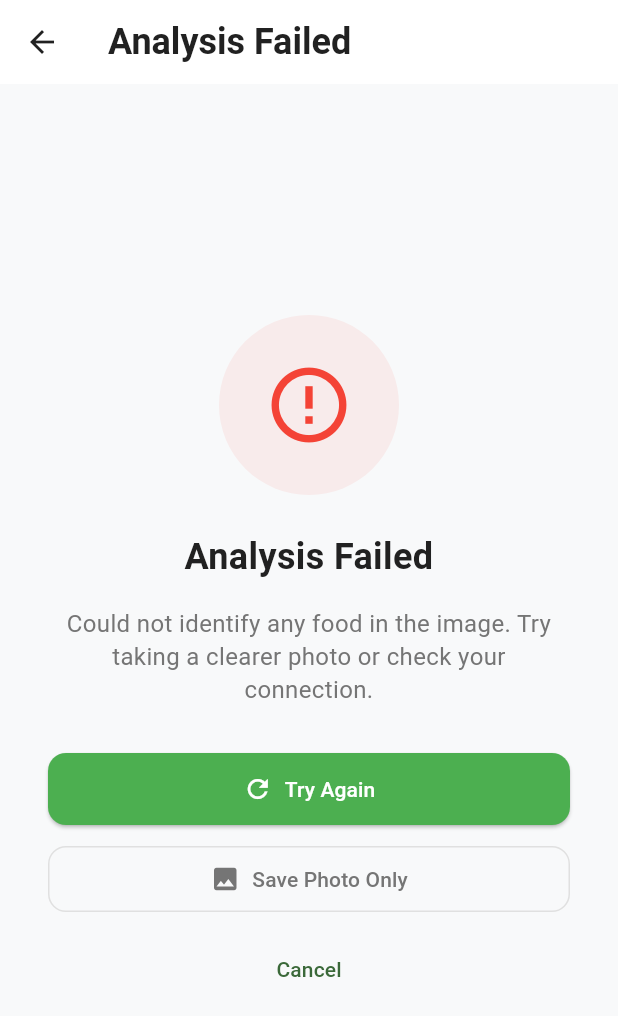
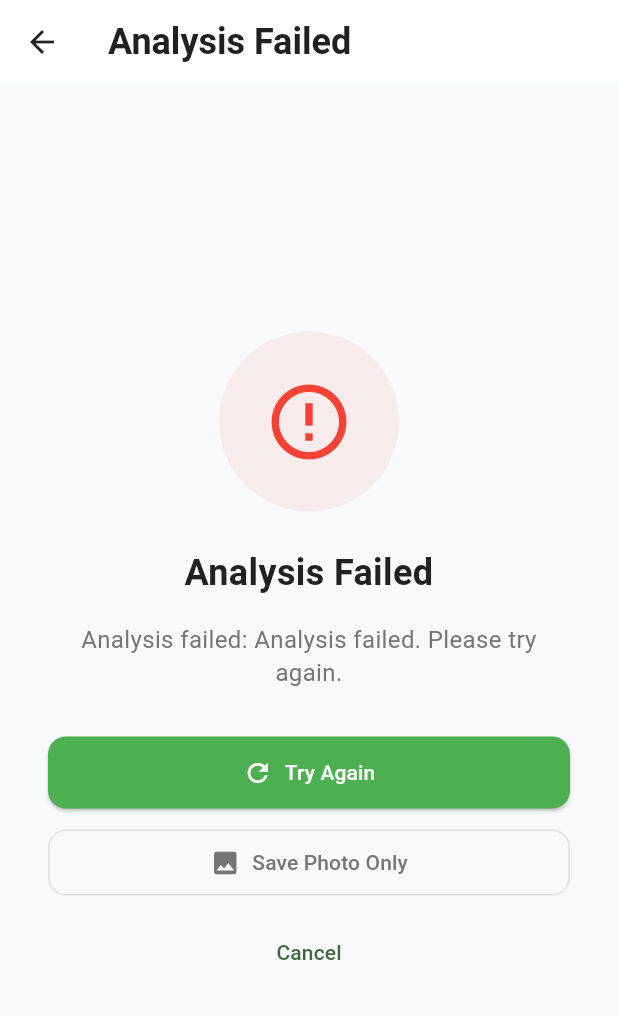
Before and after one commit to wernerliechti/homhom, a Flutter app: the AIAnalysisFlow screen opened directly with empty values, on a phone screen of 412 x 824 dp. Shown: the top 1016 px of the screen. Run offline on Flutter 3.47's test engine with Material 3 defaults, Android fonts, the phone set to English and light mode, and no system bars; our stand-ins replace cloud_firestore, cloud_functions, firebase_auth, firebase_core, flutter_secure_storage, image_picker and 2 more; accounts and stored records are empty.

Commit message:
fix: improve Firebase fallback error handling and remove misleading API key messages
- Simplified fallback logic with clearer logging (emoji indicators for which method is used)
- Removed references to 'Invalid API key' in error messages when using Firebase fallback
- Better error parsing for network, timeout, and authentication failures
- Firebase errors are caught and shown as user-friendly messages
- No longer exposing raw server error details to users
- Improved console logging with emojis for easier debugging

```diff
--- a/lib/screens/ai_analysis_flow.dart
+++ b/lib/screens/ai_analysis_flow.dart
@@ -45,33 +45,32 @@
 
       // Try to analyze meal with fallback mechanism:
       // 1. First try local OpenAI key if configured
-      // 2. Fall back to Firebase Cloud Function (consumes HOMs, uses server-side key)
+      // 2. Fall back to Firebase Cloud Function (uses server-side key)
       // 3. Only fail if both methods unavailable
 
       List<FoodItem>? foodItems;
-      String? usedMethod;
 
       // Attempt 1: Use local OpenAI API key if available
-      if (await provider.aiService.isConfigured()) {
-        try {
-          print('Using local OpenAI API key for analysis...');
+      try {
+        if (await provider.aiService.isConfigured()) {
+          print('🔑 Using local OpenAI API key for analysis...');
           foodItems = await provider.aiService.analyzeMealPhoto(
             widget.imagePath,
             dishName: widget.dishName,
             plateDiameter: widget.plateDiameter,
             dishWeight: widget.dishWeight,
           );
-          usedMethod = 'local';
-        } catch (localError) {
-          print('Local analysis failed: $localError, attempting Firebase fallback...');
-          // Continue to Firebase fallback
+          print('✅ Analysis completed via local OpenAI');
         }
+      } catch (localError) {
+        print('⚠️ Local analysis failed ($localError), attempting Firebase fallback...');
+        foodItems = null; // Reset to null to trigger fallback
       }
 
       // Attempt 2: Fall back to Firebase Cloud Function
       if (foodItems == null) {
         try {
-          print('Attempting Firebase Cloud Function analysis...');
+          print('☁️ Attempting Firebase Cloud Function analysis...');
           final firebaseService = FirebaseService();
 
           // Check if user is authenticated
@@ -96,23 +95,29 @@
           if (response['analysis'] != null) {
             final analysisData = response['analysis'] as Map<String, dynamic>;
             foodItems = _parseFoodItemsFromAnalysis(analysisData);
-            usedMethod = 'firebase';
 
-            // Show which method was used (for debugging)
-            if (usedMethod == 'firebase') {
-              print('✅ Analysis completed via Firebase (${response['remainingHoms']} HOMs remaining)');
-            }
+            print('✅ Analysis completed via Firebase Cloud Function');
+            print('📊 Remaining HOMs: ${response['remainingHoms']}');
+          } else {
+            throw Exception('No analysis data received from server');
           }
         } catch (firebaseError) {
-          print('Firebase analysis also failed: $firebaseError');
+          print('❌ Firebase analysis failed: $firebaseError');
           // Both methods failed, will handle error below
+          if (mounted) {
+            setState(() {
+              _errorMessage = 'Analysis failed: ${_getReadableError(firebaseError.toString())}';
+              _isLoading = false;
+            });
+          }
+          return;
         }
       }
 
       if (mounted) {
         if (foodItems == null || foodItems.isEmpty) {
           setState(() {
-            _errorMessage = 'Could not identify any food in the image. Try taking a clearer photo or check your connection.';
+            _errorMessage = 'Could not identify any food in the image. Try taking a clearer photo.';
             _isLoading = false;
           });
         } else {
@@ -182,19 +187,23 @@
   }
 
   String _getReadableError(String error) {
-    // Show the actual error for debugging, but with user-friendly context
+    // Translate server errors to user-friendly messages
     if (error.contains('401') || error.contains('unauthorized')) {
-      return 'Invalid API key. Please check your OpenAI API key in Settings.\n\nTechnical details: $error';
+      return 'Authorization failed. Please make sure you\'re signed in.';
     } else if (error.contains('429') || error.contains('quota')) {
-      return 'API quota exceeded. Please check your OpenAI billing and usage.\n\nTechnical details: $error';
-    } else if (error.contains('network') || error.contains('connection')) {
-      return 'Network error. Please check your internet connection.\n\nTechnical details: $error';
-    } else if (error.contains('timeout')) {
-      return 'Request timed out. Please try again.\n\nTechnical details: $error';
+      return 'Service temporarily unavailable. Please try again in a moment.';
+    } else if (error.contains('network') || error.contains('connection') || error.contains('SocketException')) {
+      return 'Network error. Please check your internet connection.';
+    } else if (error.contains('timeout') || error.contains('TimeoutException')) {
+      return 'Request timed out. Please try again.';
+    } else if (error.contains('Unable to identify') || error.contains('failed to analyze')) {
+      return 'Could not analyze this image. Please try a clearer photo of your meal.';
+    } else if (error.contains('not authenticated')) {
+      return 'Please sign in to use meal analysis.';
     }
 
-    // For debugging: always show the full error
-    return 'Analysis failed. Please try again or check your settings.\n\nTechnical details: $error';
+    // Generic fallback (don't expose server errors to users)
+    return 'Analysis failed. Please try again.';
   }
 
   @override
```
